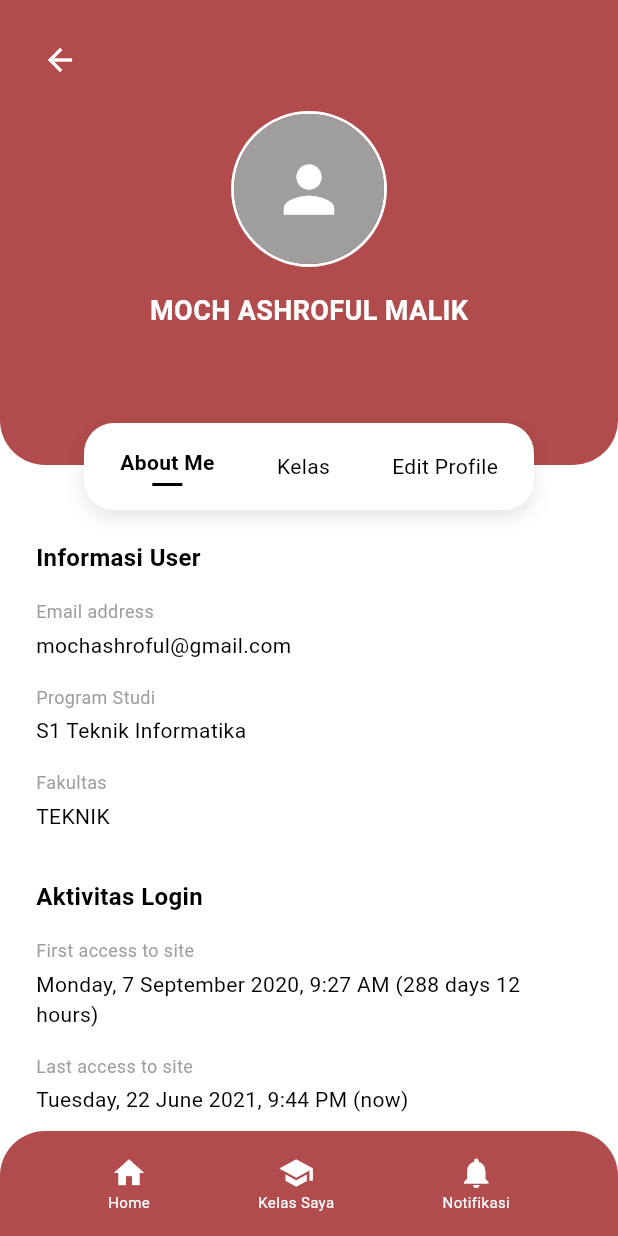
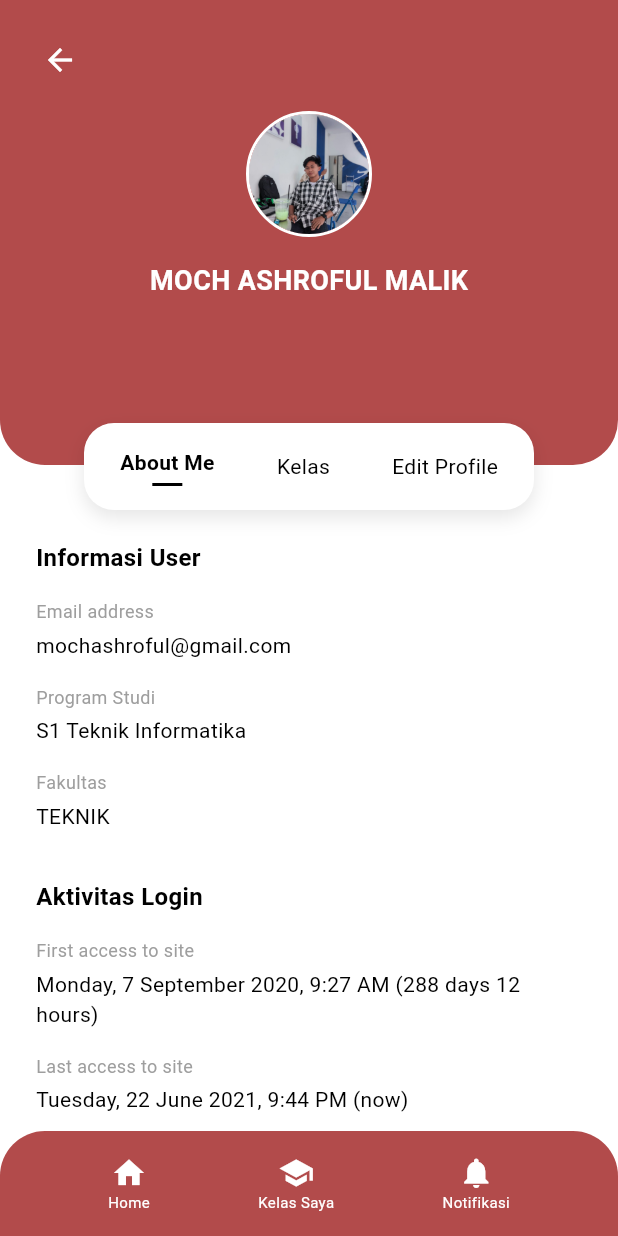
Before and after one commit to ashrof360/Tugas-aplikasi-LMS, a Flutter app: the ProfileScreen screen opened directly, on a phone screen of 412 x 824 dp. Run offline on Flutter 3.47's test engine with Material 3 defaults, Android fonts, the phone set to English and light mode, and no system bars; network calls fail.

Commit message:
Commit ke 10: menambahakan foto di profile

```diff
--- a/lib/screens/profile/profile_screen.dart
+++ b/lib/screens/profile/profile_screen.dart
@@ -56,9 +56,9 @@ class _ProfileScreenState extends State<ProfileScreen> {
                               border: Border.all(color: Colors.white, width: 2),
                             ),
                             child: const CircleAvatar(
-                              radius: 50,
-                              backgroundColor: Colors.grey,
-                               child: Icon(Icons.person, size: 50, color: Colors.white),
+                              radius: 40,
+                              backgroundColor: Colors.white,
+                              backgroundImage: AssetImage('assets/images/profile_picture.jpg'),
                             ),
                           ),
                           const SizedBox(height: 16),
```
Also changed, not shown: lib/screens/classes/my_classes_screen.dart (+16 -6 lines), assets/images/profile_picture.jpg (added).
